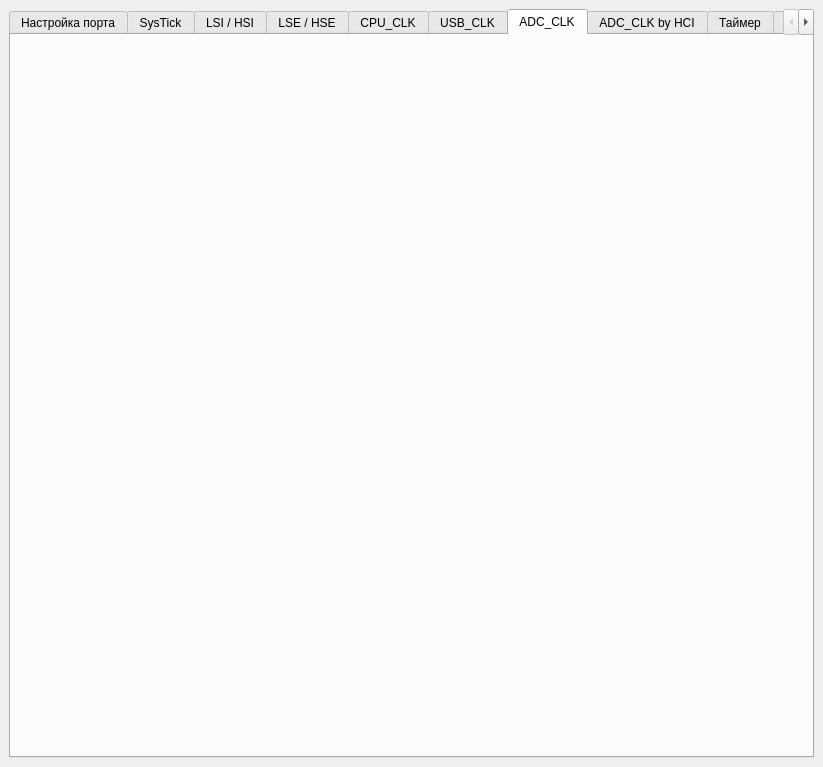
Above: main.ui from TimurRahimov/1986BE93Y-CodeGenerator before the change. Below: the same form after it.
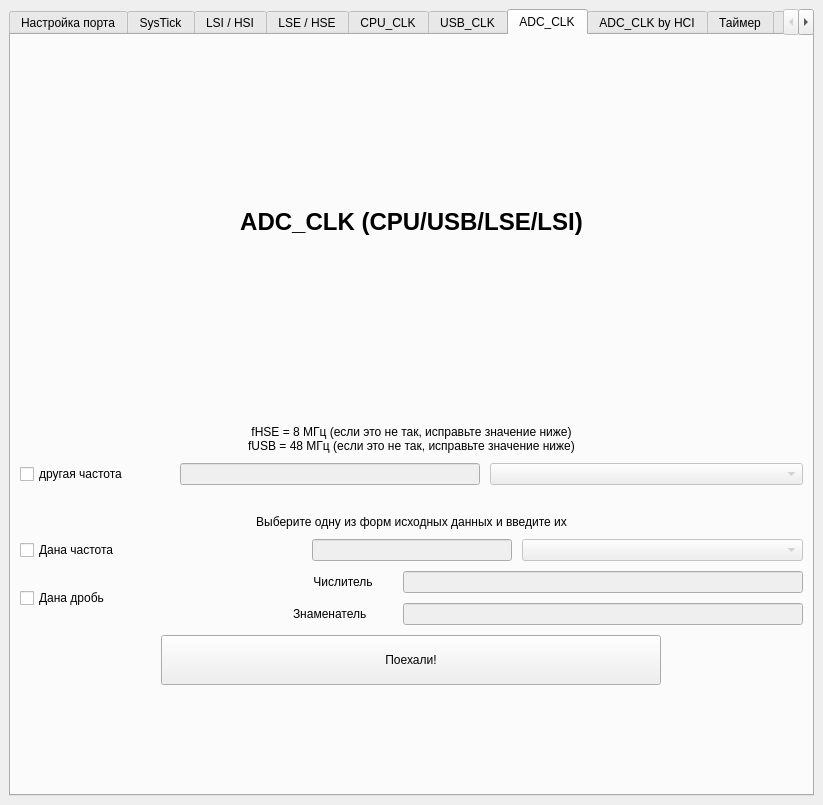
That is the form after the change. The open tabs and pages were chosen to show the change.

Commit message: Complete Q10

```diff
--- a/main.ui
+++ b/main.ui
@@ -7,7 +7,7 @@
     <x>0</x>
     <y>0</y>
     <width>823</width>
-    <height>767</height>
+    <height>805</height>
    </rect>
   </property>
   <property name="windowTitle">
@@ -1772,6 +1772,332 @@
        <attribute name="title">
         <string>ADC_CLK</string>
        </attribute>
+       <layout class="QGridLayout" name="gridLayout_8">
+        <item row="0" column="0">
+         <layout class="QVBoxLayout" name="verticalLayout_17">
+          <property name="spacing">
+           <number>25</number>
+          </property>
+          <property name="topMargin">
+           <number>20</number>
+          </property>
+          <item>
+           <widget class="QLabel" name="label_37">
+            <property name="sizePolicy">
+             <sizepolicy hsizetype="Minimum" vsizetype="Preferred">
+              <horstretch>0</horstretch>
+              <verstretch>0</verstretch>
+             </sizepolicy>
+            </property>
+            <property name="font">
+             <font>
+              <pointsize>18</pointsize>
+              <weight>75</weight>
+              <bold>true</bold>
+             </font>
+            </property>
+            <property name="text">
+             <string>ADC_CLK (CPU/USB/LSE/LSI)</string>
+            </property>
+            <property name="alignment">
+             <set>Qt::AlignCenter</set>
+            </property>
+           </widget>
+          </item>
+          <item>
+           <layout class="QVBoxLayout" name="verticalLayout_18">
+            <property name="spacing">
+             <number>10</number>
+            </property>
+            <property name="bottomMargin">
+             <number>100</number>
+            </property>
+            <item>
+             <spacer name="horizontalSpacer_12">
+              <property name="orientation">
+               <enum>Qt::Horizontal</enum>
+              </property>
+              <property name="sizeHint" stdset="0">
+               <size>
+                <width>40</width>
+                <height>20</height>
+               </size>
+              </property>
+             </spacer>
+            </item>
+            <item>
+             <widget class="QLabel" name="label_38">
+              <property name="text">
+               <string>fHSE = 8 МГц (если это не так, исправьте значение ниже)
+fUSB = 48 МГц (если это не так, исправьте значение ниже)</string>
+              </property>
+              <property name="alignment">
+               <set>Qt::AlignCenter</set>
+              </property>
+             </widget>
+            </item>
+            <item>
+             <layout class="QHBoxLayout" name="horizontalLayout_39">
+              <property name="leftMargin">
+               <number>0</number>
+              </property>
+              <property name="rightMargin">
+               <number>0</number>
+              </property>
+              <property name="bottomMargin">
+               <number>0</number>
+              </property>
+              <item>
+               <widget class="QCheckBox" name="checkBox_10_nhse">
+                <property name="maximumSize">
+                 <size>
+                  <width>150</width>
+                  <height>16777215</height>
+                 </size>
+                </property>
+                <property name="text">
+                 <string>другая частота</string>
+                </property>
+               </widget>
+              </item>
+              <item>
+               <widget class="QLineEdit" name="lineEdit_10_nhse">
+                <property name="enabled">
+                 <bool>false</bool>
+                </property>
+                <property name="minimumSize">
+                 <size>
+                  <width>0</width>
+                  <height>0</height>
+                 </size>
+                </property>
+                <property name="maximumSize">
+                 <size>
+                  <width>300</width>
+                  <height>16777215</height>
+                 </size>
+                </property>
+                <property name="text">
+                 <string/>
+                </property>
+                <property name="alignment">
+                 <set>Qt::AlignCenter</set>
+                </property>
+                <property name="clearButtonEnabled">
+                 <bool>true</bool>
+                </property>
+               </widget>
+              </item>
+              <item>
+               <widget class="QComboBox" name="comboBox_10_nhse">
+                <property name="enabled">
+                 <bool>false</bool>
+                </property>
+               </widget>
+              </item>
+             </layout>
+            </item>
+            <item>
+             <spacer name="horizontalSpacer_13">
+              <property name="orientation">
+               <enum>Qt::Horizontal</enum>
+              </property>
+              <property name="sizeHint" stdset="0">
+               <size>
+                <width>40</width>
+                <height>20</height>
+               </size>
+              </property>
+             </spacer>
+            </item>
+            <item>
+             <widget class="QLabel" name="label_39">
+              <property name="text">
+               <string>Выберите одну из форм исходных данных и введите их</string>
+              </property>
+              <property name="alignment">
+               <set>Qt::AlignCenter</set>
+              </property>
+             </widget>
+            </item>
+            <item>
+             <layout class="QHBoxLayout" name="horizontalLayout_40">
+              <property name="leftMargin">
+               <number>0</number>
+              </property>
+              <property name="rightMargin">
+               <number>0</number>
+              </property>
+              <property name="bottomMargin">
+               <number>0</number>
+              </property>
+              <item>
+               <widget class="QCheckBox" name="checkBox_10_freq">
+                <property name="text">
+                 <string>Дана частота</string>
+                </property>
+               </widget>
+              </item>
+              <item>
+               <widget class="QLineEdit" name="lineEdit_10_freq">
+                <property name="enabled">
+                 <bool>false</bool>
+                </property>
+                <property name="maximumSize">
+                 <size>
+                  <width>200</width>
+                  <height>16777215</height>
+                 </size>
+                </property>
+                <property name="alignment">
+                 <set>Qt::AlignCenter</set>
+                </property>
+               </widget>
+              </item>
+              <item>
+               <widget class="QComboBox" name="comboBox_10_freq_unit">
+                <property name="enabled">
+                 <bool>false</bool>
+                </property>
+               </widget>
+              </item>
+             </layout>
+            </item>
+            <item>
+             <layout class="QHBoxLayout" name="horizontalLayout_41">
+              <property name="leftMargin">
+               <number>0</number>
+              </property>
+              <property name="rightMargin">
+               <number>0</number>
+              </property>
+              <property name="bottomMargin">
+               <number>0</number>
+              </property>
+              <item>
+               <widget class="QCheckBox" name="checkBox_10_main">
+                <property name="text">
+                 <string>Дана дробь</string>
+                </property>
+               </widget>
+              </item>
+              <item>
+               <layout class="QVBoxLayout" name="verticalLayout_19" stretch="0,0">
+                <property name="bottomMargin">
+                 <number>0</number>
+                </property>
+                <item>
+                 <layout class="QHBoxLayout" name="horizontalLayout_13">
+                  <property name="bottomMargin">
+                   <number>0</number>
+                  </property>
+                  <item>
+                   <widget class="QLabel" name="label_40">
+                    <property name="maximumSize">
+                     <size>
+                      <width>100</width>
+                      <height>16777215</height>
+                     </size>
+                    </property>
+                    <property name="text">
+                     <string>Числитель</string>
+                    </property>
+                    <property name="alignment">
+                     <set>Qt::AlignCenter</set>
+                    </property>
+                   </widget>
+                  </item>
+                  <item>
+                   <widget class="QLineEdit" name="lineEdit_10_num">
+                    <property name="enabled">
+                     <bool>false</bool>
+                    </property>
+                    <property name="maximumSize">
+                     <size>
+                      <width>400</width>
+                      <height>16777215</height>
+                     </size>
+                    </property>
+                    <property name="alignment">
+                     <set>Qt::AlignCenter</set>
+                    </property>
+                   </widget>
+                  </item>
+                 </layout>
+                </item>
+                <item>
+                 <layout class="QHBoxLayout" name="horizontalLayout_14">
+                  <property name="bottomMargin">
+                   <number>0</number>
+                  </property>
+                  <item>
+                   <widget class="QLabel" name="label_41">
+                    <property name="maximumSize">
+                     <size>
+                      <width>100</width>
+                      <height>16777215</height>
+                     </size>
+                    </property>
+                    <property name="text">
+                     <string>Знаменатель</string>
+                    </property>
+                   </widget>
+                  </item>
+                  <item>
+                   <widget class="QLineEdit" name="lineEdit_10_denum">
+                    <property name="enabled">
+                     <bool>false</bool>
+                    </property>
+                    <property name="maximumSize">
+                     <size>
+                      <width>400</width>
+                      <height>16777215</height>
+                     </size>
+                    </property>
+                    <property name="alignment">
+                     <set>Qt::AlignCenter</set>
+                    </property>
+                   </widget>
+                  </item>
+                 </layout>
+                </item>
+               </layout>
+              </item>
+             </layout>
+            </item>
+            <item alignment="Qt::AlignHCenter">
+             <widget class="QPushButton" name="submitButton_10">
+              <property name="sizePolicy">
+               <sizepolicy hsizetype="Minimum" vsizetype="Fixed">
+                <horstretch>0</horstretch>
+                <verstretch>0</verstretch>
+               </sizepolicy>
+              </property>
+              <property name="minimumSize">
+               <size>
+                <width>500</width>
+                <height>50</height>
+               </size>
+              </property>
+              <property name="maximumSize">
+               <size>
+                <width>1000</width>
+                <height>16777215</height>
+               </size>
+              </property>
+              <property name="styleSheet">
+               <string notr="true"/>
+              </property>
+              <property name="text">
+               <string>Поехали!</string>
+              </property>
+             </widget>
+            </item>
+           </layout>
+          </item>
+         </layout>
+        </item>
+       </layout>
       </widget>
       <widget class="QWidget" name="tab_8">
        <attribute name="title">
```
Left out of the diff: 6 changed lines with no effect on the pictures. The commit also changes 2 other files.
